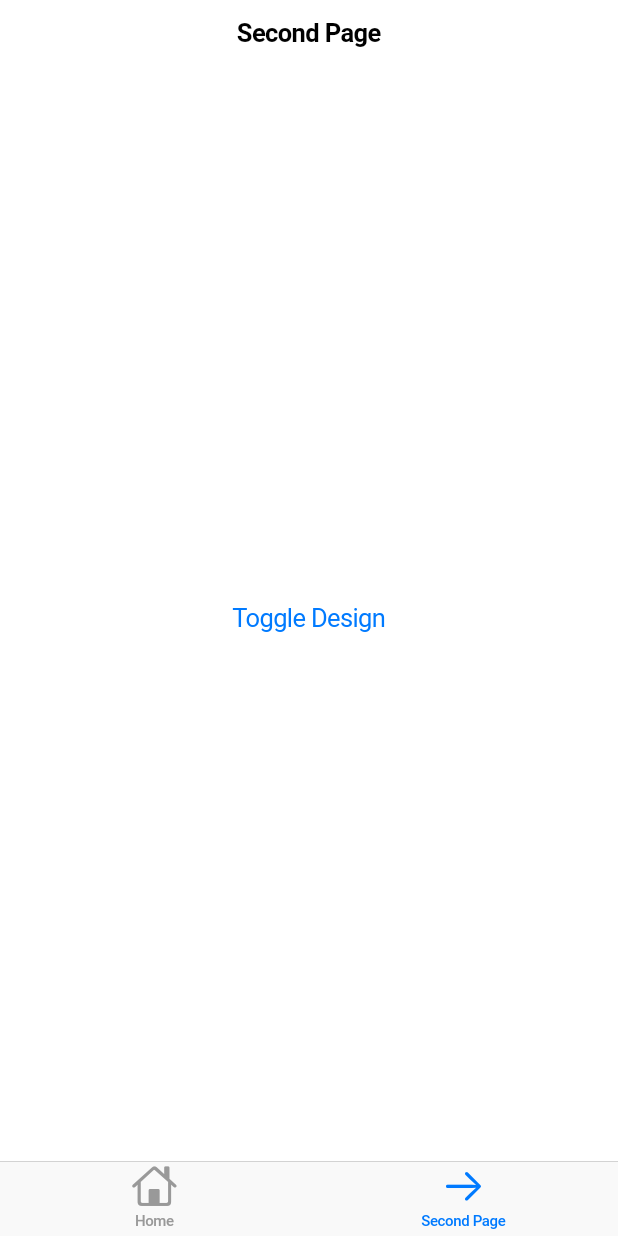
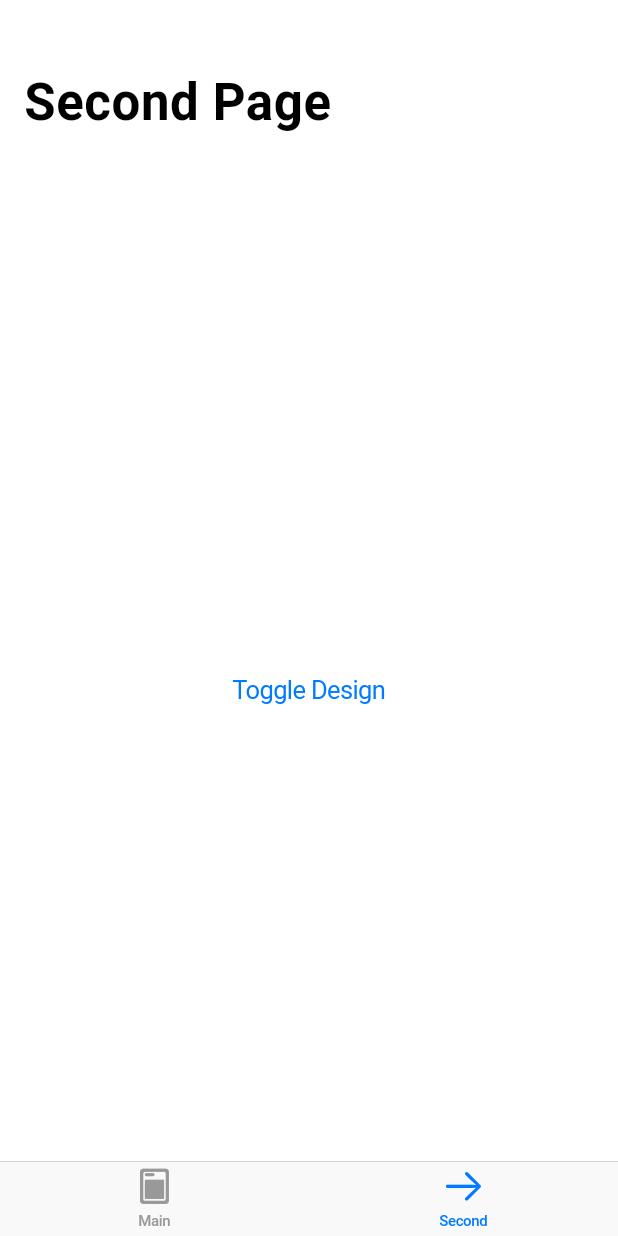
Before and after one commit to abcd1234davidchen/altap, a Flutter app: the screen it shows after launch, item 2 of the bottom bar chosen, on a phone screen of 412 x 824 dp. Run offline on Flutter 3.47's test engine with Material 3 defaults, Android fonts, the phone set to English and light mode, and no system bars.

Commit message:
changed to silver nav bar for cupertino

```diff
--- a/lib/firstpage.dart
+++ b/lib/firstpage.dart
@@ -49,21 +49,29 @@ class _MyHomePageState extends State<MyHomePage> {
 
   Widget cupertinoScaffold() {
     return CupertinoPageScaffold(
-      navigationBar: const CupertinoNavigationBar(
-        middle: Text('Main Page'),
+      child: CustomScrollView(
+        slivers: <Widget>[
+          const CupertinoSliverNavigationBar(
+            backgroundColor: Colors.transparent,
+            largeTitle: Text('Main Page'),
           ),
+          SliverFillRemaining(
             child: Center(
               child: Column(
                 mainAxisAlignment: MainAxisAlignment.center,
                 children: <Widget>[
                   Text(
                     getCurrentTime(),
-              style:
-                  CupertinoTheme.of(context).textTheme.navLargeTitleTextStyle,
+                    style: CupertinoTheme.of(context)
+                        .textTheme
+                        .navLargeTitleTextStyle,
                   ),
                 ],
               ),
             ),
+          )
+        ],
+      ),
     );
   }
 }
--- a/lib/main.dart
+++ b/lib/main.dart
@@ -125,12 +125,12 @@ class MainScreenState extends State<MainScreen> {
       tabBar: CupertinoTabBar(
         items: const <BottomNavigationBarItem>[
           BottomNavigationBarItem(
-            icon: Icon(CupertinoIcons.home),
-            label: 'Home',
+            icon: Icon(CupertinoIcons.today),
+            label: 'Main',
           ),
           BottomNavigationBarItem(
             icon: Icon(CupertinoIcons.arrow_right),
-            label: 'Second Page',
+            label: 'Second',
           ),
         ],
         currentIndex: _selectedIndex,
--- a/lib/secondpage.dart
+++ b/lib/secondpage.dart
@@ -28,15 +28,22 @@ class SecondPage extends StatelessWidget {
 
   Widget cupertinoScaffold() {
     return CupertinoPageScaffold(
-      navigationBar: const CupertinoNavigationBar(
-        middle: const Text('Second Page'),
+      child: CustomScrollView(
+        slivers: <Widget>[
+          const CupertinoSliverNavigationBar(
+            backgroundColor: Colors.transparent,
+            largeTitle: Text('Second Page'),
           ),
+          SliverFillRemaining(
             child: Center(
               child: CupertinoButton(
                 onPressed: toggleDesign,
                 child: const Text('Toggle Design'),
               ),
             ),
+          )
+        ],
+      ),
     );
   }
 }
```
Lines whose indentation alone changed are shown as unchanged.
